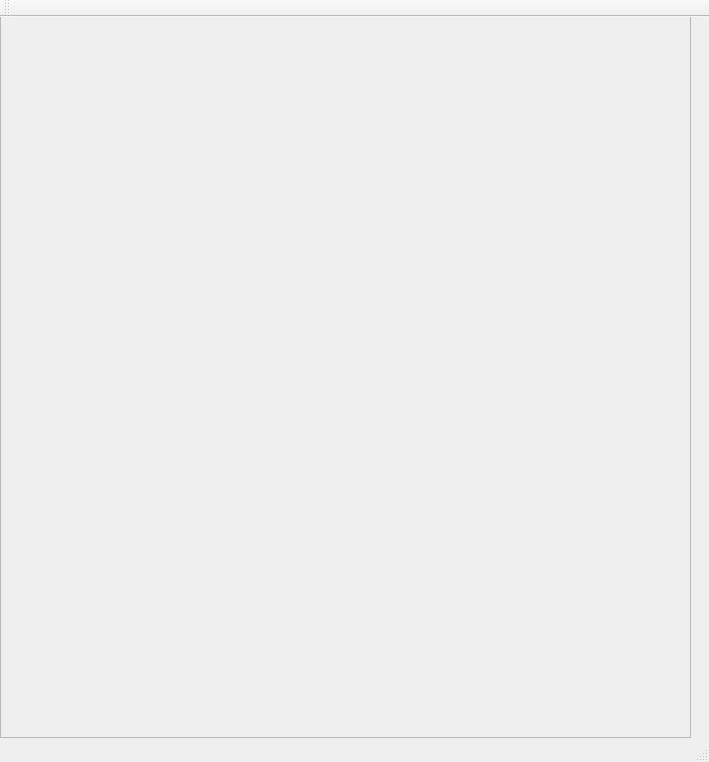
Above: VisualEditor/VisualEditor.ui from CreativeMetalCat/VisualEditor before the change. Below: the same form after it.
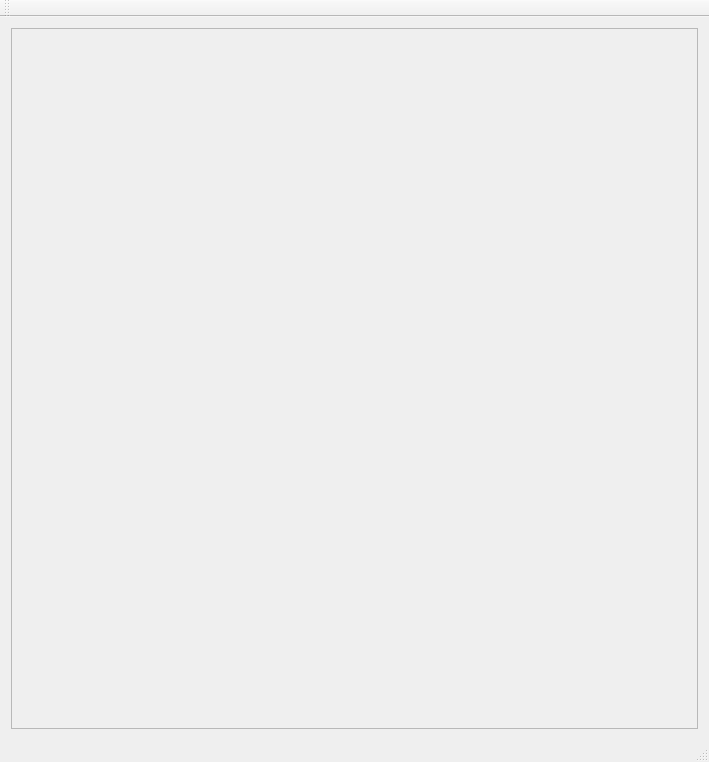
That is the form after the change.

Commit message: added group box title change window

```diff
--- a/VisualEditor/VisualEditor.ui
+++ b/VisualEditor/VisualEditor.ui
@@ -23,15 +23,9 @@
    <enum>QTabWidget::Rounded</enum>
   </property>
   <widget class="QWidget" name="centralWidget">
+   <layout class="QGridLayout" name="gridLayout">
+    <item row="0" column="0">
    <widget class="QScrollArea" name="scrollArea">
-    <property name="geometry">
-     <rect>
-      <x>0</x>
-      <y>-10</y>
-      <width>691</width>
-      <height>731</height>
-     </rect>
-    </property>
     <property name="widgetResizable">
      <bool>true</bool>
     </property>
@@ -41,11 +35,13 @@
        <x>0</x>
        <y>0</y>
        <width>689</width>
-       <height>729</height>
+         <height>689</height>
       </rect>
      </property>
     </widget>
    </widget>
+    </item>
+   </layout>
   </widget>
   <widget class="QMenuBar" name="menuBar">
    <property name="geometry">
```
Lines whose indentation alone changed are shown as unchanged. The commit also changes 5 other files.
